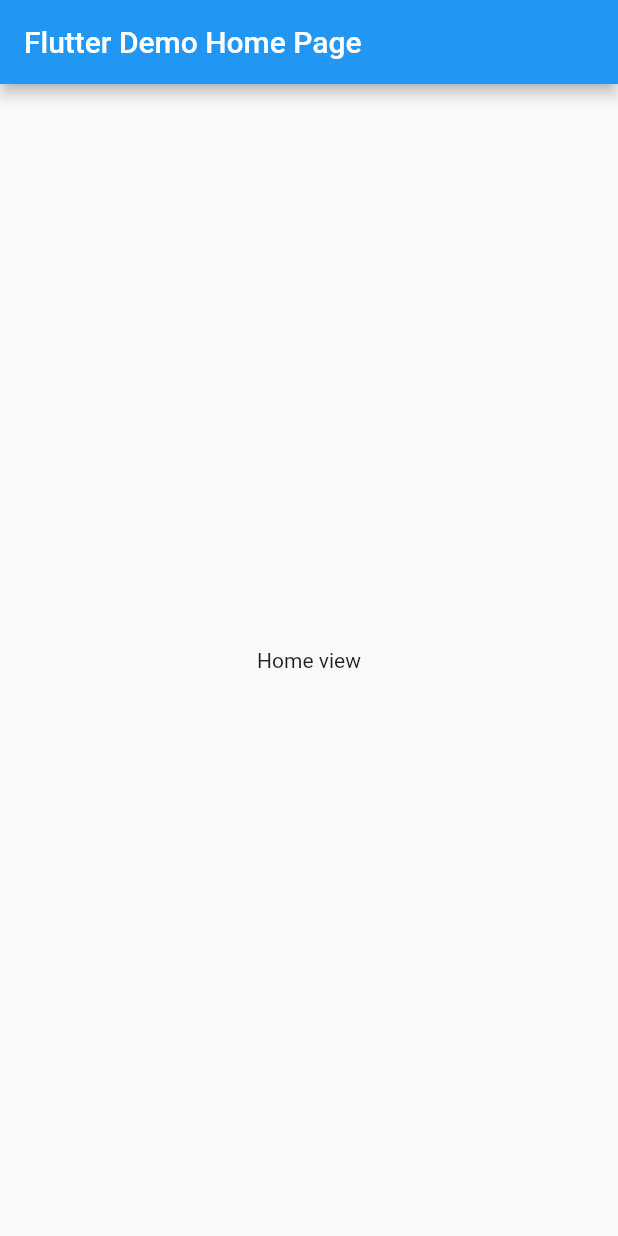
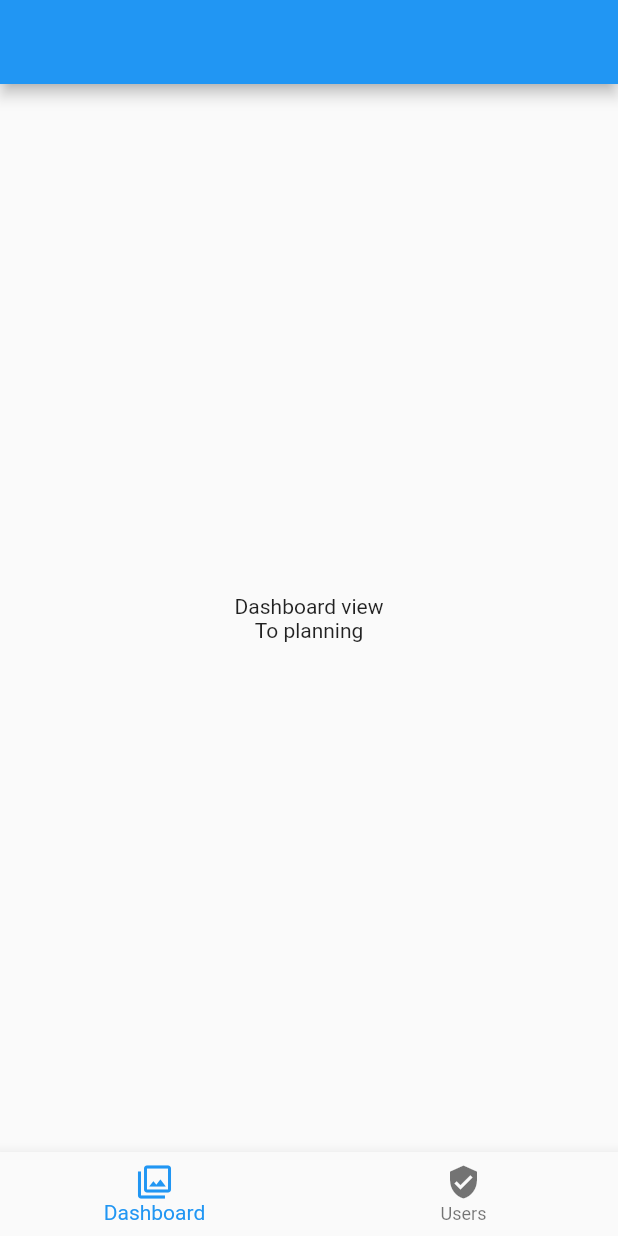
Before and after one commit to sjoulbak/auto_route_deeplinking, a Flutter app: the screen it shows after launch, on a phone screen of 412 x 824 dp. Run offline on Flutter 3.47's test engine with Material 2 defaults, Android fonts, the phone set to English and light mode, and no system bars; our stand-ins replace auto_route.

Commit message:
Added tabs structure with nested views

```diff
--- /dev/null
+++ b/lib/views/home/dashboard_view.dart
@@ -0,0 +1,25 @@
+import 'package:auto_route/auto_route.dart';
+import 'package:auto_route_deeplinking/routing/router.gr.dart';
+import 'package:flutter/material.dart';
+
+class DashboardView extends StatelessWidget {
+  const DashboardView({super.key});
+
+  @override
+  Widget build(BuildContext context) {
+    return Center(
+      child: Column(
+        mainAxisAlignment: MainAxisAlignment.center,
+        children: <Widget>[
+          const Text(
+            'Dashboard view',
+          ),
+          GestureDetector(
+            onTap: () => context.router.push(const PlanningRoute()),
+            child: const Text('To planning'),
+          ),
+        ],
+      ),
+    );
+  }
+}
--- a/lib/views/home_view.dart
+++ b/lib/views/home_view.dart
@@ -1,3 +1,5 @@
+import 'package:auto_route/auto_route.dart';
+import 'package:auto_route_deeplinking/routing/router.gr.dart';
 import 'package:flutter/material.dart';
 
 class HomeView extends StatelessWidget {
@@ -5,19 +7,30 @@ class HomeView extends StatelessWidget {
 
   @override
   Widget build(BuildContext context) {
-    return Scaffold(
-      appBar: AppBar(
-        title: Text('Flutter Demo Home Page'),
-      ),
-      body: Center(
-        child: Column(
-          mainAxisAlignment: MainAxisAlignment.center,
-          children: const <Widget>[
-            Text(
-              'Home view',
+    return AutoTabsScaffold(
+      routes: const [
+        DashboardRouter(),
+        UsersRouter(),
+      ],
+      bottomNavigationBuilder: (_, tabsRouter) {
+        return BottomNavigationBar(
+          currentIndex: tabsRouter.activeIndex,
+          onTap: tabsRouter.setActiveIndex,
+          items: const [
+            BottomNavigationBarItem(
+              label: 'Dashboard',
+              icon: Icon(Icons.filter_outlined),
             ),
+            BottomNavigationBarItem(
+              label: 'Users',
+              icon: Icon(Icons.verified_user_sharp),
+            )
           ],
-        ),
+        );
+      },
+      appBarBuilder: (_, tabsRouter) => AppBar(
+        leading: const AutoLeadingButton(),
+        centerTitle: true,
       ),
     );
   }
```
Also changed, not shown: lib/routing/router.dart (+30 -1 lines), lib/views/home/planning/planning_view.dart (added, +19 -0 lines), lib/views/home/users/user_view.dart (added, +19 -0 lines), lib/views/home/users_view.dart (added, +26 -0 lines), lib/routing/router.gr.dart.
